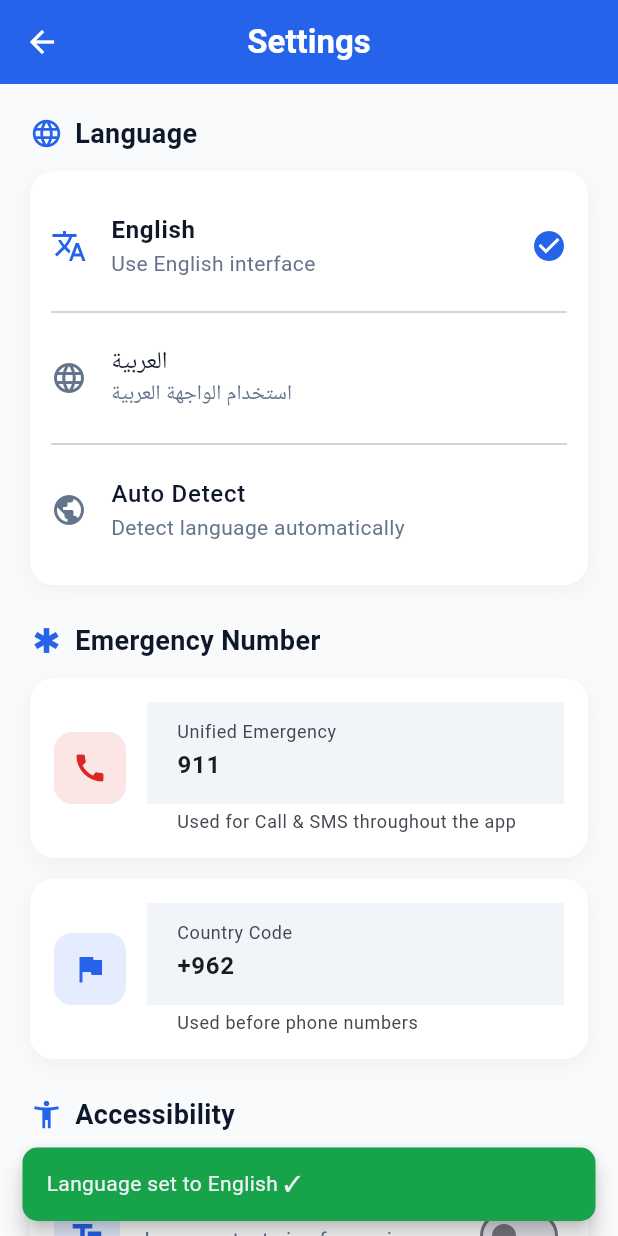
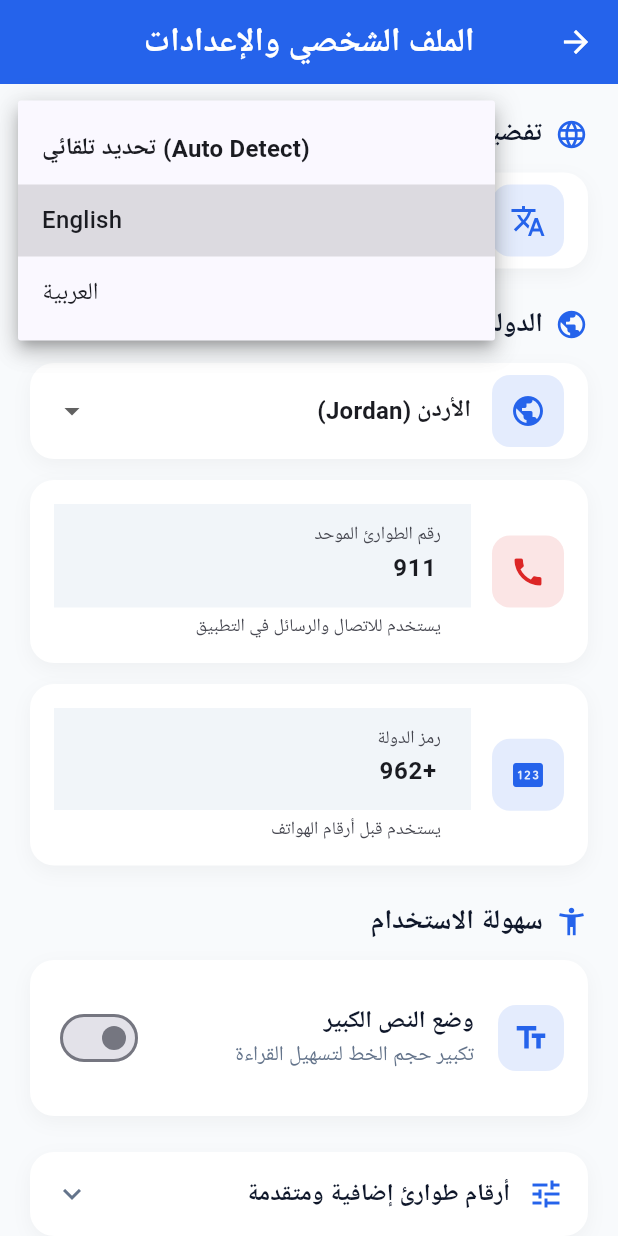
Before and after one commit to UIT4/Helper-First-Aid, a Flutter app: the SettingsScreen screen opened directly, after a tap on "English", on a phone screen of 412 x 824 dp. Run offline on Flutter 3.47's test engine with Material 3 defaults, Android fonts, the phone set to English and light mode, and no system bars; our stand-ins replace geolocator, image_picker, shared_preferences, sqflite, sqflite_common_ffi; accounts and stored records are empty; network calls fail.

Commit message:
edited sitting & risk control on emergency number

```diff
--- a/lib/features/home/home_screen.dart
+++ b/lib/features/home/home_screen.dart
@@ -11,6 +11,7 @@ import '../history/incident_history_screen.dart';
 import '../settings/settings_screen.dart';
 import '../../core/network/content_update_service.dart';
 
+
 class HomeScreen extends StatefulWidget {
   const HomeScreen({super.key});
 
@@ -22,6 +23,50 @@ class _HomeScreenState extends State<HomeScreen> {
   String _emergencyNumber = '911';
   bool _isPressed = false;
   bool _isCheckingUpdates = false;
+
+// دالة التعامل الذكي مع الحالات الخطيرة والحرجة
+  Future<void> _handleHighUrgencyCase({
+    required String phoneNumber,
+    required String messageBody,
+    bool isDirectCall = true,
+  }) async {
+    if (isDirectCall) {
+      // فتح شاشة الاتصال بالرقم فوراً
+      final Uri callUri = Uri(scheme: 'tel', path: phoneNumber);
+      if (await canLaunchUrl(callUri)) {
+        await launchUrl(callUri);
+      } else {
+        _showSnackbar('تعذر إجراء مكالمة الطوارئ للرقم: $phoneNumber', isError: true);
+      }
+    } else {
+      // تجهيز رسالة SMS تحتوي على تفاصيل الاستغاثة
+      final Uri smsUri = Uri(
+        scheme: 'sms',
+        path: phoneNumber,
+        queryParameters: <String, String>{
+          'body': messageBody,
+        },
+      );
+
+      if (await canLaunchUrl(smsUri)) {
+        await launchUrl(smsUri);
+      } else {
+        _showSnackbar('تعذر تجهيز رسالة الطوارئ', isError: true);
+      }
+    }
+  }
+
+  // دالة مساعدة لإظهار رسائل التحذير (Snackbar) في شاشة الـ Home
+  void _showSnackbar(String msg, {bool isError = false}) {
+    if (!mounted) return;
+    ScaffoldMessenger.of(context).showSnackBar(
+      SnackBar(
+        content: Text(msg),
+        backgroundColor: isError ? const Color(0xFFDC2626) : const Color(0xFF16A34A),
+        behavior: SnackBarBehavior.floating,
+      ),
+    );
+  }
 
   @override
   void initState() {
@@ -98,13 +143,7 @@ class _HomeScreenState extends State<HomeScreen> {
         centerTitle: true,
         elevation: 0,
         iconTheme: const IconThemeData(color: Colors.white),
-        actions: [
-          IconButton(
-            tooltip: 'Settings',
-            icon: const Icon(Icons.settings, color: Colors.white),
-            onPressed: () => _openScreen(const SettingsScreen()),
-          ),
-        ],
+
       ),
       drawer: _buildDrawer(),
       body: RefreshIndicator(
@@ -246,30 +285,43 @@ class _HomeScreenState extends State<HomeScreen> {
 
   Widget _buildEmergencyCallButton() {
     return InkWell(
-      borderRadius: BorderRadius.circular(22),
-      onTap: _callEmergency,
+      borderRadius: BorderRadius.circular(16),
+      // 1. عند الضغط العادي: اتصال فوري ومباشر
+      onTap: () {
+        _handleHighUrgencyCase(
+          phoneNumber: _emergencyNumber, // الرقم المجلوب ديناميكياً من قاعدة البيانات
+          messageBody: '',
+          isDirectCall: true, // توجيه مالي لشاشة الاتصال فوراً
+        );
+      },
+      // 2. عند الضغط المطول: تجهيز رسالة استغاثة طوارئ تلقائية
+      onLongPress: () {
+        _handleHighUrgencyCase(
+          phoneNumber: _emergencyNumber,
+          messageBody: 'حالة طارئة حرجة! أطلب المساعدة الفورية، تم إرسال طلب استغاثة عبر التطبيق.',
+          isDirectCall: false, // لتجهيز وإرسال الرسالة النصية SMS
+        );
+      },
       child: Container(
-        padding: const EdgeInsets.all(18),
+        padding: const EdgeInsets.all(16),
         decoration: BoxDecoration(
           color: Colors.white,
-          borderRadius: BorderRadius.circular(22),
-          border: Border.all(color: const Color(0xFFFECACA)),
+          borderRadius: BorderRadius.circular(16),
           boxShadow: [
             BoxShadow(
-              color: Colors.black.withOpacity(0.05),
-              blurRadius: 14,
-              offset: const Offset(0, 6),
+              color: Colors.black.withOpacity(0.04),
+              blurRadius: 10,
+              offset: const Offset(0, 4),
             ),
           ],
         ),
         child: Row(
           children: [
             Container(
-              width: 54,
-              height: 54,
+              padding: const EdgeInsets.all(12),
               decoration: BoxDecoration(
-                color: const Color(0xFFFEE2E2),
-                borderRadius: BorderRadius.circular(16),
+                color: const Color(0xFFDC2626).withOpacity(0.12),
+                borderRadius: BorderRadius.circular(12),
               ),
               child: const Icon(
                 Icons.call,
@@ -313,7 +365,7 @@ class _HomeScreenState extends State<HomeScreen> {
         ),
       ),
     );
-  }
+    }
 
   Widget _buildSectionHeader({
     required String title,
@@ -596,7 +648,7 @@ class _HomeScreenState extends State<HomeScreen> {
               title: 'Settings',
               onTap: () {
                 Navigator.pop(context);
-                _openScreen(const SettingsScreen());
+              _openScreen(const SettingsScreen());
               },
             ),
 
--- a/lib/features/profile/patient_profile_screen.dart
+++ b/lib/features/profile/patient_profile_screen.dart
@@ -1,5 +1,6 @@
 import 'package:flutter/material.dart';
 import '../../core/database/app_database.dart';
+import '../settings/settings_screen.dart';
 
 class PatientProfileScreen extends StatefulWidget {
   const PatientProfileScreen({super.key});
@@ -164,6 +165,21 @@ class _PatientProfileScreenState extends State<PatientProfileScreen> {
             const SizedBox(height: 24),
 
             // ── Save Button ──
+            // ── Settings Button ──
+            Container(
+              margin: const EdgeInsets.only(bottom: 20),
+              decoration: BoxDecoration(
+                color: Colors.white,
+                borderRadius: BorderRadius.circular(14),
+                boxShadow: [
+                  BoxShadow(
+                    color: Colors.black.withOpacity(0.05),
+                    blurRadius: 8,
+                    offset: const Offset(0, 3),
+                  )
+                ],
+              ),
+            ),
             SizedBox(
               width: double.infinity,
               height: 58,
--- a/lib/features/settings/settings_screen.dart
+++ b/lib/features/settings/settings_screen.dart
@@ -1,6 +1,7 @@
 import 'package:flutter/material.dart';
 import '../../core/database/app_database.dart';
 
+// تعديل اسم الكلاس ليتوافق مع الاستدعاءات الخارجية في home_screen وغيرها
 class SettingsScreen extends StatefulWidget {
   const SettingsScreen({super.key});
 
@@ -14,7 +15,8 @@ class _SettingsScreenState extends State<SettingsScreen> {
   final _fireCtrl = TextEditingController();
   final _countryCtrl = TextEditingController();
 
-  String _language = 'en';
+  String _language = 'auto';
+  String _selectedCountry = 'Jordan';
   bool _largeText = false;
   bool _isLoading = true;
   bool _isSaving = false;
@@ -36,12 +38,26 @@ class _SettingsScreenState extends State<SettingsScreen> {
   }
 
   Future<void> _loadSettings() async {
+    try {
       final settings = await AppDatabase.instance.getSettings();
 
       if (!mounted) return;
 
       setState(() {
-      _language = settings['language'] ?? 'en';
+        final savedLang = settings['language'] ?? 'auto';
+        if (savedLang == 'en' || savedLang == 'ar' || savedLang == 'auto') {
+          _language = savedLang;
+        } else {
+          _language = 'auto';
+        }
+
+        final savedCountry = settings['country'] ?? 'Jordan';
+        if (savedCountry == 'Jordan' || savedCountry == 'Other') {
+          _selectedCountry = savedCountry;
+        } else {
+          _selectedCountry = 'Jordan';
+        }
+
         _emergencyCtrl.text = settings['emergency_number'] ?? '911';
         _ambulanceCtrl.text = settings['ambulance_number'] ?? '193';
         _fireCtrl.text = settings['fire_number'] ?? '199';
@@ -49,13 +65,27 @@ class _SettingsScreenState extends State<SettingsScreen> {
         _largeText = (settings['large_text'] ?? 0) == 1;
         _isLoading = false;
       });
+    } catch (e) {
+      if (mounted) {
+        setState(() => _isLoading = false);
+        _showSnackbar('حدث خطأ أثناء تحميل البيانات', isError: true);
+      }
+    }
+  }
+
+  void _applyJordanDefaults() {
+    _emergencyCtrl.text = '911';
+    _ambulanceCtrl.text = '193';
+    _countryCtrl.text = '+962';
   }
 
   Future<void> _saveSettings() async {
     setState(() => _isSaving = true);
 
+    try {
       await AppDatabase.instance.saveSettings({
         'language': _language,
+        'country': _selectedCountry,
         'emergency_number': _emergencyCtrl.text.trim(),
         'ambulance_number': _ambulanceCtrl.text.trim(),
         'fire_number': _fireCtrl.text.trim(),
@@ -64,35 +94,12 @@ class _SettingsScreenState extends State<SettingsScreen> {
       });
 
       if (!mounted) return;
-
       setState(() => _isSaving = false);
-    _showSnackbar('Settings saved ✓');
-  }
-
-  Future<void> _selectLanguage(String value) async {
-    setState(() => _language = value);
-
-    await AppDatabase.instance.saveSettings({
-      'language': value,
-      'emergency_number': _emergencyCtrl.text.trim(),
-      'ambulance_number': _ambulanceCtrl.text.trim(),
-      'fire_number': _fireCtrl.text.trim(),
-      'country_code': _countryCtrl.text.trim(),
-      'large_text': _largeText ? 1 : 0,
-    });
-
+      _showSnackbar('تم حفظ الإعدادات بنجاح ✓');
+    } catch (e) {
       if (!mounted) return;
-    _showSnackbar(_languageSavedLabel(value));
-  }
-
-  String _languageSavedLabel(String lang) {
-    switch (lang) {
-      case 'ar':
-        return 'تم تغيير اللغة إلى العربية ✓';
-      case 'auto':
-        return 'Language set to Auto Detect ✓';
-      default:
-        return 'Language set to English ✓';
+      setState(() => _isSaving = false);
+      _showSnackbar('فشل الحفظ: تأكد من قاعدة البيانات', isError: true);
     }
   }
 
@@ -101,11 +108,10 @@ class _SettingsScreenState extends State<SettingsScreen> {
 
     ScaffoldMessenger.of(context).showSnackBar(
       SnackBar(
-        content: Text(msg),
-        backgroundColor:
-        isError ? const Color(0xFFDC2626) : const Color(0xFF16A34A),
+        content: Text(msg, style: const TextStyle(fontFamily: 'Roboto')),
+        backgroundColor: isError ? const Color(0xFFDC2626) : const Color(0xFF16A34A),
         behavior: SnackBarBehavior.floating,
-        shape: RoundedRectangleBorder(borderRadius: BorderRadius.circular(10)),
+        shape: RoundedRectangleBorder(borderRadius: BorderRadius.circular(12)),
       ),
     );
   }
@@ -115,11 +121,13 @@ class _SettingsScreenState extends State<SettingsScreen> {
 
   @override
   Widget build(BuildContext context) {
-    return Scaffold(
+    return Directionality(
+      textDirection: TextDirection.rtl,
+      child: Scaffold(
         backgroundColor: const Color(0xFFF8FAFC),
         appBar: AppBar(
           title: const Text(
-          'Settings',
+            'الملف الشخصي والإعدادات',
             style: TextStyle(fontWeight: FontWeight.bold, color: Colors.white),
           ),
           backgroundColor: const Color(0xFF2563EB),
@@ -128,29 +136,31 @@ class _SettingsScreenState extends State<SettingsScreen> {
           iconTheme: const IconThemeData(color: Colors.white),
         ),
         body: _isLoading
-          ? const Center(
-        child: CircularProgressIndicator(color: Color(0xFF2563EB)),
-      )
+            ? const Center(child: CircularProgressIndicator(color: Color(0xFF2563EB)))
             : SingleChildScrollView(
                 padding: const EdgeInsets.all(20),
                 child: Column(
                   crossAxisAlignment: CrossAxisAlignment.start,
                   children: [
-            _sectionTitle('Language', Icons.language),
+                    _sectionTitle('تفضيلات اللغة', Icons.language),
                     const SizedBox(height: 12),
-            _buildLanguageSelector(),
+                    _buildLanguageDropdownCard(),
 
                     const SizedBox(height: 24),
 
-            _sectionTitle('Emergency Number', Icons.emergency),
+                    _sectionTitle('الدولة وأرقام الطوارئ', Icons.public),
                     const SizedBox(height: 12),
+                    _buildCountrySelectorCard(),
+
+                    const SizedBox(height: 14),
+
                     _buildNumberCard(
-              label: 'Unified Emergency',
+                      label: 'رقم الطوارئ الموحد',
                       controller: _emergencyCtrl,
                       icon: Icons.call,
                       color: const Color(0xFFDC2626),
-              hint: 'Default: 911',
-              description: 'Used for Call & SMS throughout the app',
+                      hint: 'الافتراضي: 911',
+                      description: 'يستخدم للاتصال والرسائل في التطبيق',
                     ),
 
                     const SizedBox(height: 14),
@@ -158,7 +168,7 @@ class _SettingsScreenState extends State<SettingsScreen> {
 
                     const SizedBox(height: 24),
 
-            _sectionTitle('Accessibility', Icons.accessibility_new),
+                    _sectionTitle('سهولة الاستخدام', Icons.accessibility_new),
                     const SizedBox(height: 12),
                     _buildLargeTextCard(),
 
@@ -169,21 +179,21 @@ class _SettingsScreenState extends State<SettingsScreen> {
                     if (_showAdvanced) ...[
                       const SizedBox(height: 14),
                       _buildNumberCard(
-                label: 'Ambulance',
+                        label: 'الإسعاف',
                         controller: _ambulanceCtrl,
                         icon: Icons.local_hospital,
                         color: const Color(0xFFF97316),
-                hint: 'Default: 193',
-                description: 'Optional ambulance number',
+                        hint: 'الافتراضي: 193',
+                        description: 'رقم الإسعاف الاختياري',
                       ),
                       const SizedBox(height: 14),
                       _buildNumberCard(
-                label: 'Fire Department',
+                        label: 'الدفاع المدني (الإطفاء)',
                         controller: _fireCtrl,
                         icon: Icons.local_fire_department,
                         color: const Color(0xFFF97316),
-                hint: 'Default: 199',
-                description: 'Optional fire department number',
+                        hint: 'الافتراضي: 199',
+                        description: 'رقم الإطفاء الاختياري',
                       ),
                     ],
 
@@ -198,25 +208,19 @@ class _SettingsScreenState extends State<SettingsScreen> {
                           shape: RoundedRectangleBorder(
                             borderRadius: BorderRadius.circular(16),
                           ),
+                          elevation: 2,
                         ),
                         onPressed: _isSaving ? null : _saveSettings,
                         icon: _isSaving
                             ? const SizedBox(
                                 width: 20,
                                 height: 20,
-                  child: CircularProgressIndicator(
-                    color: Colors.white,
-                    strokeWidth: 2,
-                  ),
+                                child: CircularProgressIndicator(color: Colors.white, strokeWidth: 2),
                               )
                             : const Icon(Icons.save, color: Colors.white),
                         label: Text(
-                  _isSaving ? 'Saving...' : 'SAVE SETTINGS',
-                  style: const TextStyle(
-                    color: Colors.white,
-                    fontWeight: FontWeight.bold,
-                    fontSize: 16,
-                  ),
+                          _isSaving ? 'جاري الحفظ...' : 'حفظ التغييرات',
+                          style: const TextStyle(color: Colors.white, fontWeight: FontWeight.bold, fontSize: 16),
                         ),
                       ),
                     ),
@@ -225,6 +229,7 @@ class _SettingsScreenState extends State<SettingsScreen> {
                     _buildDisclaimerCard(),
                     const SizedBox(height: 20),
                   ],
+                ),
               ),
       ),
     );
@@ -247,60 +252,85 @@ class _SettingsScreenState extends State<SettingsScreen> {
     );
   }
 
-  Widget _buildLanguageSelector() {
+  Widget _buildLanguageDropdownCard() {
     return Container(
-      padding: const EdgeInsets.all(14),
+      padding: const EdgeInsets.symmetric(horizontal: 16, vertical: 8),
       decoration: _cardDecoration(),
-      child: Column(
+      child: Row(
         children: [
-          _languageTile('en', 'English', 'Use English interface', Icons.translate),
-          const Divider(),
-          _languageTile('ar', 'العربية', 'استخدام الواجهة العربية', Icons.language),
-          const Divider(),
-          _languageTile(
-            'auto',
-            'Auto Detect',
-            'Detect language automatically',
-            Icons.public,
+          Container(
+            padding: const EdgeInsets.all(12),
+            decoration: BoxDecoration(
+              color: const Color(0xFF2563EB).withOpacity(0.12),
+              borderRadius: BorderRadius.circular(12),
+            ),
+            child: const Icon(Icons.translate, color: Color(0xFF2563EB), size: 24),
+          ),
+          const SizedBox(width: 14),
+          Expanded(
+            child: DropdownButtonHideUnderline(
+              child: DropdownButton<String>(
+                value: _language,
+                isExpanded: true,
+                items: const [
+                  DropdownMenuItem(value: 'auto', child: Text('تحديد تلقائي (Auto Detect)', style: TextStyle(fontWeight: FontWeight.w600))),
+                  DropdownMenuItem(value: 'en', child: Text('English')),
+                  DropdownMenuItem(value: 'ar', child: Text('العربية')),
+                ],
+                onChanged: (newValue) {
+                  if (newValue != null) {
+                    setState(() {
+                      _language = newValue;
+                    });
+                  }
+                },
+              ),
+            ),
           ),
         ],
       ),
     );
   }
 
-  Widget _languageTile(
-      String value,
-      String title,
-      String subtitle,
-      IconData icon,
-      ) {
-    final selected = _language == value;
-
-    return ListTile(
-      contentPadding: EdgeInsets.zero,
-      leading: Icon(
-        icon,
-        color: selected ? const Color(0xFF2563EB) : const Color(0xFF64748B),
+  Widget _buildCountrySelectorCard() {
+    return Container(
+      padding: const EdgeInsets.symmetric(horizontal: 16, vertical: 8),
+      decoration: _cardDecoration(),
+      child: Row(
+        children: [
+          Container(
+            padding: const EdgeInsets.all(12),
+            decoration: BoxDecoration(
+              color: const Color(0xFF2563EB).withOpacity(0.12),
+              borderRadius: BorderRadius.circular(12),
             ),
-      title: Text(
-        title,
-        style: TextStyle(
-          fontSize: _titleSize,
-          fontWeight: selected ? FontWeight.bold : FontWeight.w500,
-          color: const Color(0xFF0F172A),
+            child: const Icon(Icons.public_rounded, color: Color(0xFF2563EB), size: 24),
+          ),
+          const SizedBox(width: 14),
+          Expanded(
+            child: DropdownButtonHideUnderline(
+              child: DropdownButton<String>(
+                value: _selectedCountry,
+                isExpanded: true,
+                items: const [
+                  DropdownMenuItem(value: 'Jordan', child: Text('الأردن (Jordan)', style: TextStyle(fontWeight: FontWeight.w600))),
+                  DropdownMenuItem(value: 'Other', child: Text('دولة أخرى (Other)')),
+                ],
+                onChanged: (newValue) {
+                  if (newValue != null) {
+                    setState(() {
+                      _selectedCountry = newValue;
+                      if (_selectedCountry == 'Jordan') {
+                        _applyJordanDefaults();
+                      }
+                    });
+                  }
+                },
               ),
             ),
-      subtitle: Text(
-        subtitle,
-        style: TextStyle(
-          fontSize: _bodySize,
-          color: const Color(0xFF64748B),
           ),
+        ],
       ),
-      trailing: selected
-          ? const Icon(Icons.check_circle, color: Color(0xFF2563EB))
-          : null,
-      onTap: () => _selectLanguage(value),
     );
   }
 
@@ -330,12 +360,11 @@ class _SettingsScreenState extends State<SettingsScreen> {
             child: TextField(
               controller: controller,
               keyboardType: TextInputType.phone,
-              style: TextStyle(
-                fontSize: _titleSize,
-                fontWeight: FontWeight.w600,
-              ),
+              textAlign: TextAlign.right,
+              style: TextStyle(fontSize: _titleSize, fontWeight: FontWeight.w600),
               decoration: InputDecoration(
                 labelText: label,
+                alignLabelWithHint: true,
                 hintText: hint,
                 helperText: description,
                 border: InputBorder.none,
@@ -359,25 +388,19 @@ class _SettingsScreenState extends State<SettingsScreen> {
               color: const Color(0xFF2563EB).withOpacity(0.12),
               borderRadius: BorderRadius.circular(12),
             ),
-            child: const Icon(
-              Icons.flag,
-              color: Color(0xFF2563EB),
-              size: 24,
-            ),
+            child: const Icon(Icons.pin_rounded, color: Color(0xFF2563EB), size: 24),
           ),
           const SizedBox(width: 14),
           Expanded(
             child: TextField(
               controller: _countryCtrl,
               keyboardType: TextInputType.phone,
-              style: TextStyle(
-                fontSize: _titleSize,
-                fontWeight: FontWeight.w600,
-              ),
+              textAlign: TextAlign.right,
+              style: TextStyle(fontSize: _titleSize, fontWeight: FontWeight.w600),
               decoration: const InputDecoration(
-                labelText: 'Country Code',
+                labelText: 'رمز الدولة',
                 hintText: '+962',
-                helperText: 'Used before phone numbers',
+                helperText: 'يستخدم قبل أرقام الهواتف',
                 border: InputBorder.none,
               ),
             ),
@@ -406,25 +429,15 @@ class _SettingsScreenState extends State<SettingsScreen> {
             color: const Color(0xFF2563EB).withOpacity(0.12),
             borderRadius: BorderRadius.circular(12),
           ),
-          child: const Icon(
-            Icons.text_fields,
-            color: Color(0xFF2563EB),
-          ),
+          child: const Icon(Icons.text_fields, color: Color(0xFF2563EB)),
         ),
         title: Text(
-          'Large Text Mode',
-          style: TextStyle(
-            fontSize: _titleSize,
-            fontWeight: FontWeight.bold,
-            color: const Color(0xFF0F172A),
-          ),
+          'وضع النص الكبير',
+          style: TextStyle(fontSize: _titleSize, fontWeight: FontWeight.bold, color: const Color(0xFF0F172A)),
         ),
         subtitle: Text(
-          'Increase text size for easier reading',
-          style: TextStyle(
-            fontSize: _bodySize,
-            color: const Color(0xFF64748B),
-          ),
+          'تكبير حجم الخط لتسهيل القراءة',
+          style: TextStyle(fontSize: _bodySize, color: const Color(0xFF64748B)),
         ),
       ),
     );
@@ -447,18 +460,12 @@ class _SettingsScreenState extends State<SettingsScreen> {
             const SizedBox(width: 12),
             Expanded(
               child: Text(
-                'Advanced Emergency Numbers',
-                style: TextStyle(
-                  fontSize: _titleSize,
-                  fontWeight: FontWeight.bold,
-                  color: const Color(0xFF0F172A),
-                ),
+                'أرقام طوارئ إضافية ومتقدمة',
+                style: TextStyle(fontSize: _titleSize, fontWeight: FontWeight.bold, color: const Color(0xFF0F172A)),
               ),
             ),
             Icon(
-              _showAdvanced
-                  ? Icons.keyboard_arrow_up
-                  : Icons.keyboard_arrow_down,
+              _showAdvanced ? Icons.keyboard_arrow_up : Icons.keyboard_arrow_down,
               color: const Color(0xFF64748B),
             ),
           ],
@@ -478,19 +485,12 @@ class _SettingsScreenState extends State<SettingsScreen> {
       child: Row(
         crossAxisAlignment: CrossAxisAlignment.start,
         children: [
-          const Icon(
-            Icons.warning_amber_rounded,
-            color: Color(0xFFF97316),
-          ),
+          const Icon(Icons.warning_amber_rounded, color: Color(0xFFF97316)),
           const SizedBox(width: 12),
           Expanded(
             child: Text(
-              'This app provides emergency guidance only. It is not a replacement for professional medical help.',
-              style: TextStyle(
-                fontSize: _bodySize,
-                color: const Color(0xFF7C2D12),
-                height: 1.5,
-              ),
+              'يقدم هذا التطبيق إرشادات طوارئ فقط. ولا يعتبر بديلاً عن المساعدة الطبية المهنية المتخصصة.',
+              style: TextStyle(fontSize: _bodySize, color: const Color(0xFF7C2D12), height: 1.5),
             ),
           ),
         ],
@@ -503,11 +503,7 @@ class _SettingsScreenState extends State<SettingsScreen> {
       color: Colors.white,
       borderRadius: BorderRadius.circular(16),
       boxShadow: [
-        BoxShadow(
-          color: Colors.black.withOpacity(0.04),
-          blurRadius: 10,
-          offset: const Offset(0, 4),
-        ),
+        BoxShadow(color: Colors.black.withOpacity(0.04), blurRadius: 10, offset: const Offset(0, 4)),
       ],
     );
   }
--- a/pubspec.yaml
+++ b/pubspec.yaml
@@ -40,7 +40,7 @@ dependencies:
   geolocator: ^13.0.1
   sqflite_common_ffi: ^2.3.0
   shared_preferences: ^2.2.3
-  url_launcher: ^6.2.5
+  url_launcher: ^6.3.2
   path: ^1.9.0
 
   # The "flutter_lints" package below contains a set of recommended lints to
```
Also changed, not shown: 1 other file. Lines whose indentation alone changed are shown as unchanged.
